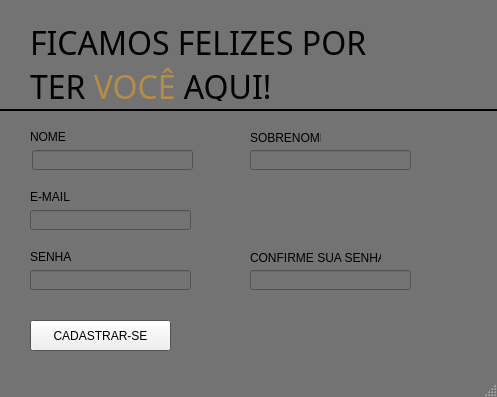
The window that bin/interface/local_interface/utils/telas/ui_files/cadastro_window.ui (DaviHeinrichs/Projeto-GerenciadordeSenhas) describes before a commit, drawn with Qt 5.
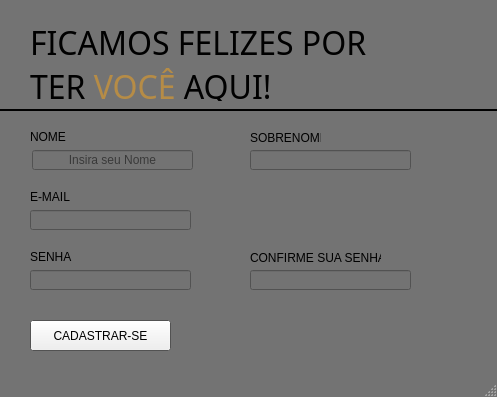
The same window after the commit. Icons and pictures are not drawn.

What changed in the file:
```diff
--- a/bin/interface/local_interface/utils/telas/ui_files/cadastro_window.ui
+++ b/bin/interface/local_interface/utils/telas/ui_files/cadastro_window.ui
@@ -236,6 +236,9 @@
     <property name="alignment">
      <set>Qt::AlignCenter</set>
     </property>
+    <property name="placeholderText">
+     <string>Insira seu Nome</string>
+    </property>
    </widget>
    <widget class="QLabel" name="lastName">
     <property name="geometry">
```
